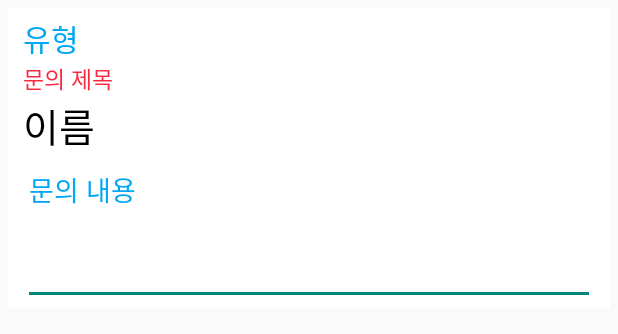
After one commit to sechany2/graduation, an Android app: the layout pull_request_item.xml on its own in the app's theme, with its tools: preview values and no code run, on a phone screen of 412 x 824 dp. The commit adds this screen. Shown: the top 334 px of the screen. Run offline under Robolectric (Android 15) with nearby library versions, the phone set to English and light mode, and no system bars.

Commit message:
문의 하기 분석 요청하기 기능 추가

```diff
--- a/app/src/main/res/layout/fragment_full_request.xml
+++ b/app/src/main/res/layout/fragment_full_request.xml
@@ -11,6 +11,7 @@
 
         <androidx.recyclerview.widget.RecyclerView
             android:layout_width="match_parent"
-            android:layout_height="match_parent" />
+            android:layout_height="match_parent"
+            android:id="@+id/rv_request"/>
     </LinearLayout>
 </FrameLayout>
--- /dev/null
+++ b/app/src/main/res/layout/pull_request_item.xml
@@ -0,0 +1,53 @@
+<?xml version="1.0" encoding="utf-8"?>
+<LinearLayout xmlns:android="http://schemas.android.com/apk/res/android"
+    android:layout_width="match_parent"
+    android:layout_height="200dp"
+    xmlns:app="http://schemas.android.com/apk/res-auto"
+    android:orientation="vertical"
+    android:paddingRight="10dp"
+    android:paddingLeft="10dp"
+    android:paddingTop="5dp"
+    android:paddingBottom="5dp"
+    android:layout_margin="5dp"
+    android:background="#ffffff">
+
+
+    <TextView
+        android:layout_width="wrap_content"
+        android:layout_height="wrap_content"
+        android:id="@+id/tv_rq_category"
+        android:text="유형"
+        android:fontFamily="@font/nanumsquareroundb"
+        android:textSize="20dp"
+        android:textColor="#00a7f5" />
+    <TextView
+        android:layout_width="wrap_content"
+        android:layout_height="wrap_content"
+        android:id="@+id/tv_rq_title"
+        android:fontFamily="@font/nanumsquareroundb"
+        android:text="문의 제목"
+        android:textSize="15dp"
+        android:textColor="#f92a3f" />
+    <TextView
+        android:layout_width="wrap_content"
+        android:layout_height="wrap_content"
+        android:id="@+id/tv_rq_name"
+        android:text="이름"
+        android:fontFamily="@font/nanumsquareroundb"
+        android:textSize="26dp"
+        android:textColor="#000" />
+
+
+    <EditText
+        android:layout_width="match_parent"
+        android:layout_height="100dp"
+        android:id="@+id/tv_rq_contents"
+        android:text="문의 내용"
+        android:fontFamily="@font/nanumsquareroundb"
+        android:textSize="18dp"
+        android:textColor="#00a7f5"
+        android:ems="10"
+        android:gravity="start|top"
+        android:inputType="textMultiLine" />
+
+</LinearLayout>
```
Also changed, not shown: app/src/main/java/com/example/graduation/Activity/MainActivity.java (+70 -56 lines), app/src/main/java/com/example/graduation/Adapter/RequestAdapter.java (added, +64 -0 lines), app/src/main/java/com/example/graduation/Fragments/Fragment_full_request.java (+84 -3 lines), app/src/main/java/com/example/graduation/Fragments/Fragment_request.java (+38 -4 lines), app/src/main/java/com/example/graduation/Fragments/fragment_inquiry.java (+39 -3 lines), app/src/main/java/com/example/graduation/Object/Request.java (+20 -0 lines).
